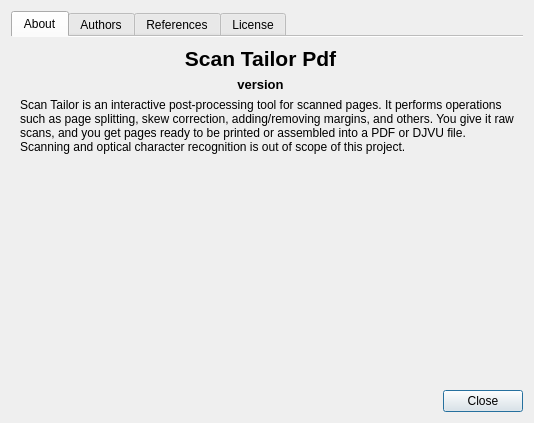
The window that ui/AboutDialog.ui (subjut/scantailor) describes before a commit, drawn with Qt 5.
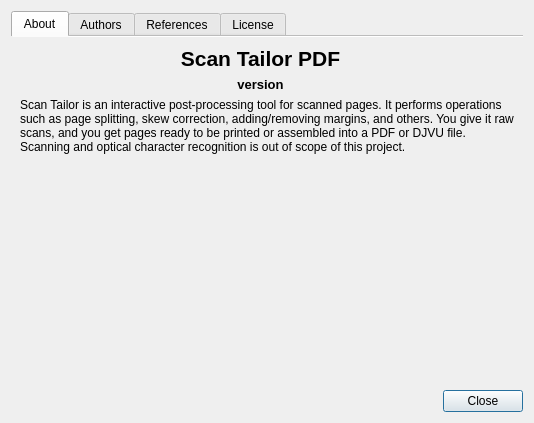
The same window after the commit. The open tabs and pages were chosen to show the change. Icons and pictures are not drawn.

Patch:
```diff
--- a/ui/AboutDialog.ui
+++ b/ui/AboutDialog.ui
@@ -63,7 +63,7 @@
 font-weight: bold;</string>
          </property>
          <property name="text">
-          <string notr="true">Scan Tailor Pdf</string>
+          <string notr="true">Scan Tailor PDF</string>
          </property>
          <property name="alignment">
           <set>Qt::AlignBottom|Qt::AlignHCenter</set>
```
Left out of the diff: 2 changed lines with no effect on the pictures.
